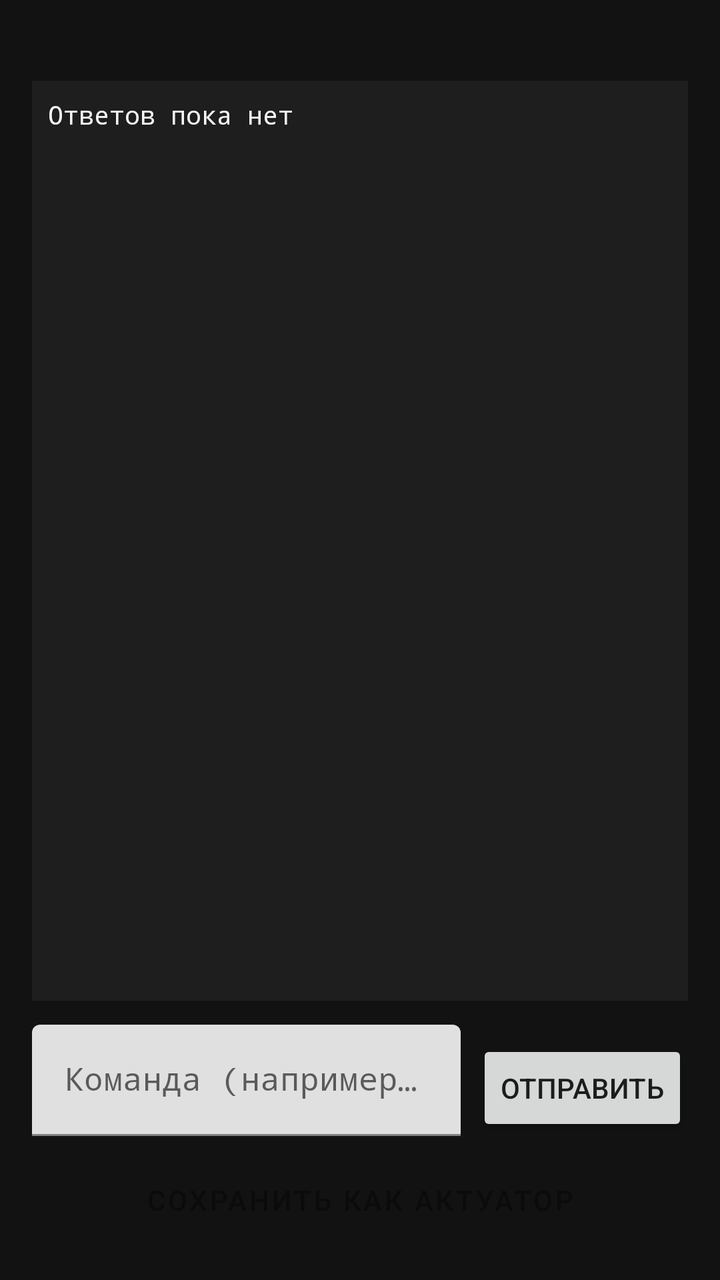
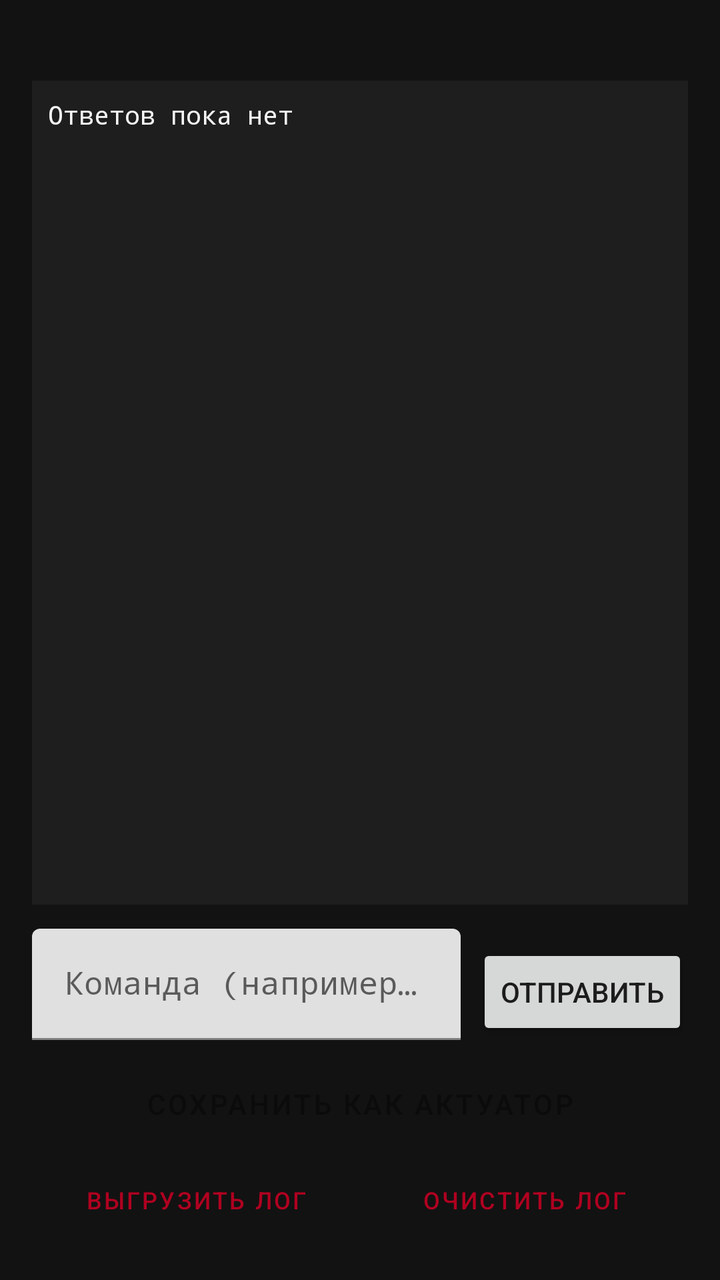

Two renders of the same Android screen: before a commit and after it. Below are the layout's source before the change and the commit's diff.
<!-- AndroidManifest.xml: application theme Theme.Volvo960 -->
<!-- res/layout/activity_console.xml -->
<?xml version="1.0" encoding="utf-8"?>
<LinearLayout xmlns:android="http://schemas.android.com/apk/res/android"
    android:layout_width="match_parent"
    android:layout_height="match_parent"
    android:background="@color/surface_dark"
    android:orientation="vertical"
    android:padding="16dp">

    <TextView
        android:id="@+id/textConsoleStatus"
        android:layout_width="match_parent"
        android:layout_height="wrap_content"
        android:layout_marginBottom="8dp"
        android:textColor="@color/text_secondary"
        android:textSize="12sp" />

    <androidx.core.widget.NestedScrollView
        android:layout_width="match_parent"
        android:layout_height="0dp"
        android:layout_weight="1"
        android:background="@color/surface_card"
        android:padding="8dp">

        <TextView
            android:id="@+id/textConsoleOutput"
            android:layout_width="match_parent"
            android:layout_height="wrap_content"
            android:fontFamily="monospace"
            android:text="@string/console_no_response_yet"
            android:textColor="@color/text_primary"
            android:textIsSelectable="true"
            android:textSize="13sp" />
    </androidx.core.widget.NestedScrollView>

    <LinearLayout
        android:layout_width="match_parent"
        android:layout_height="wrap_content"
        android:layout_marginTop="12dp"
        android:orientation="horizontal">

        <com.google.android.material.textfield.TextInputLayout
            android:layout_width="0dp"
            android:layout_height="wrap_content"
            android:layout_weight="1"
            android:hint="@string/console_hint_command">

            <com.google.android.material.textfield.TextInputEditText
                android:id="@+id/inputRawCommand"
                android:layout_width="match_parent"
                android:layout_height="wrap_content"
                android:fontFamily="monospace"
                android:imeOptions="actionSend"
                android:inputType="textNoSuggestions"
                android:singleLine="true" />
        </com.google.android.material.textfield.TextInputLayout>

        <Button
            android:id="@+id/buttonSendRaw"
            android:layout_width="wrap_content"
            android:layout_height="wrap_content"
            android:layout_gravity="bottom"
            android:layout_marginStart="8dp"
            android:text="@string/action_send" />
    </LinearLayout>

    <Button
        android:id="@+id/buttonSaveAsActuator"
        style="@style/Widget.MaterialComponents.Button.OutlinedButton"
        android:layout_width="match_parent"
        android:layout_height="wrap_content"
        android:layout_marginTop="8dp"
        android:enabled="false"
        android:text="@string/action_save_as_actuator" />

</LinearLayout>
<!-- resources referenced by this layout -->
<resources>
  <color name="surface_card">#1E1E1E</color>
  <color name="surface_dark">#121212</color>
  <color name="text_primary">#F5F5F5</color>
  <color name="text_secondary">#AAAAAA</color>
  <string name="action_save_as_actuator">Сохранить как актуатор</string>
  <string name="action_send">Отправить</string>
  <string name="console_hint_command">Команда (например ATZ)</string>
  <string name="console_no_response_yet">Ответов пока нет</string>
  <style name="Theme.Volvo960" parent="Theme.MaterialComponents.DayNight.NoActionBar">
          <item name="colorPrimary">@color/volvo_red</item>
          <item name="colorPrimaryDark">@color/volvo_red_dark</item>
          <item name="colorAccent">@color/volvo_red</item>
          <item name="android:statusBarColor" tools:targetApi="21">@color/volvo_red_dark</item>
      </style>
  <color name="volvo_red">#B00020</color>
  <color name="volvo_red_dark">#7F0016</color>
</resources>

<!-- the commit's change to res/layout/activity_console.xml (unified diff, before → after) -->
@@ -72,4 +72,28 @@
         android:enabled="false"
         android:text="@string/action_save_as_actuator" />
 
+    <LinearLayout
+        android:layout_width="match_parent"
+        android:layout_height="wrap_content"
+        android:orientation="horizontal">
+
+        <Button
+            android:id="@+id/buttonShareLog"
+            style="@style/Widget.MaterialComponents.Button.TextButton"
+            android:layout_width="0dp"
+            android:layout_height="wrap_content"
+            android:layout_weight="1"
+            android:text="@string/action_share_log"
+            android:textSize="12sp" />
+
+        <Button
+            android:id="@+id/buttonClearLog"
+            style="@style/Widget.MaterialComponents.Button.TextButton"
+            android:layout_width="0dp"
+            android:layout_height="wrap_content"
+            android:layout_weight="1"
+            android:text="@string/action_clear_log"
+            android:textSize="12sp" />
+    </LinearLayout>
+
 </LinearLayout>
<!-- resource entries referenced after the edit -->
@@ -4,8 +4,10 @@
   <color name="surface_dark">#121212</color>
   <color name="text_primary">#F5F5F5</color>
   <color name="text_secondary">#AAAAAA</color>
+  <string name="action_clear_log">Очистить лог</string>
   <string name="action_save_as_actuator">Сохранить как актуатор</string>
   <string name="action_send">Отправить</string>
+  <string name="action_share_log">Выгрузить лог</string>
   <string name="console_hint_command">Команда (например ATZ)</string>
   <string name="console_no_response_yet">Ответов пока нет</string>
   <style name="Theme.Volvo960" parent="Theme.MaterialComponents.DayNight.NoActionBar">
